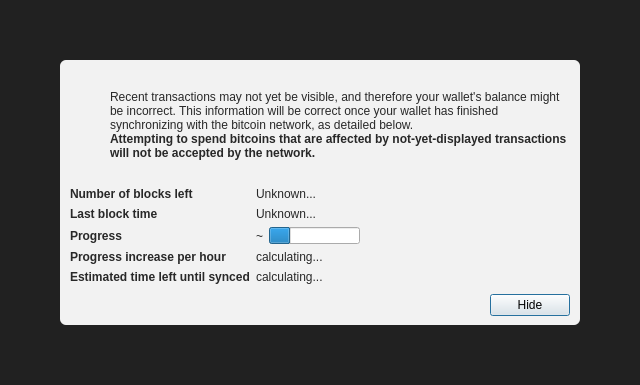
The window that src/qt/forms/modaloverlay.ui (stance-project/stance-core) describes before a commit, drawn with Qt 5.
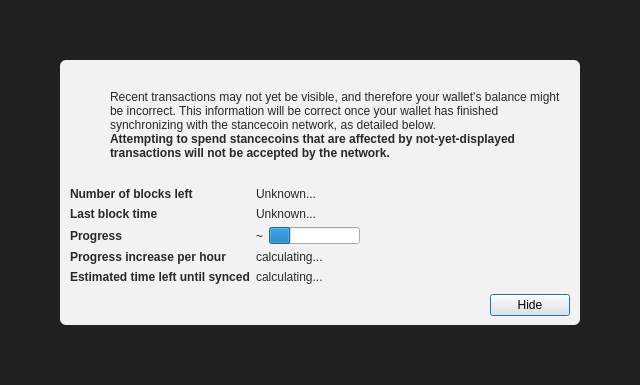
The same window after the commit. Icons and pictures are not drawn. Custom widgets are drawn as their Qt base class.

What changed in the file:
```diff
--- a/src/qt/forms/modaloverlay.ui
+++ b/src/qt/forms/modaloverlay.ui
@@ -130,7 +130,7 @@
              <item>
               <widget class="QLabel" name="infoText">
                <property name="text">
-                <string>Recent transactions may not yet be visible, and therefore your wallet's balance might be incorrect. This information will be correct once your wallet has finished synchronizing with the bitcoin network, as detailed below.</string>
+                <string>Recent transactions may not yet be visible, and therefore your wallet's balance might be incorrect. This information will be correct once your wallet has finished synchronizing with the stancecoin network, as detailed below.</string>
                </property>
                <property name="textFormat">
                 <enum>Qt::RichText</enum>
@@ -149,7 +149,7 @@
                 </font>
                </property>
                <property name="text">
-                <string>Attempting to spend bitcoins that are affected by not-yet-displayed transactions will not be accepted by the network.</string>
+                <string>Attempting to spend stancecoins that are affected by not-yet-displayed transactions will not be accepted by the network.</string>
                </property>
                <property name="textFormat">
                 <enum>Qt::RichText</enum>
```
